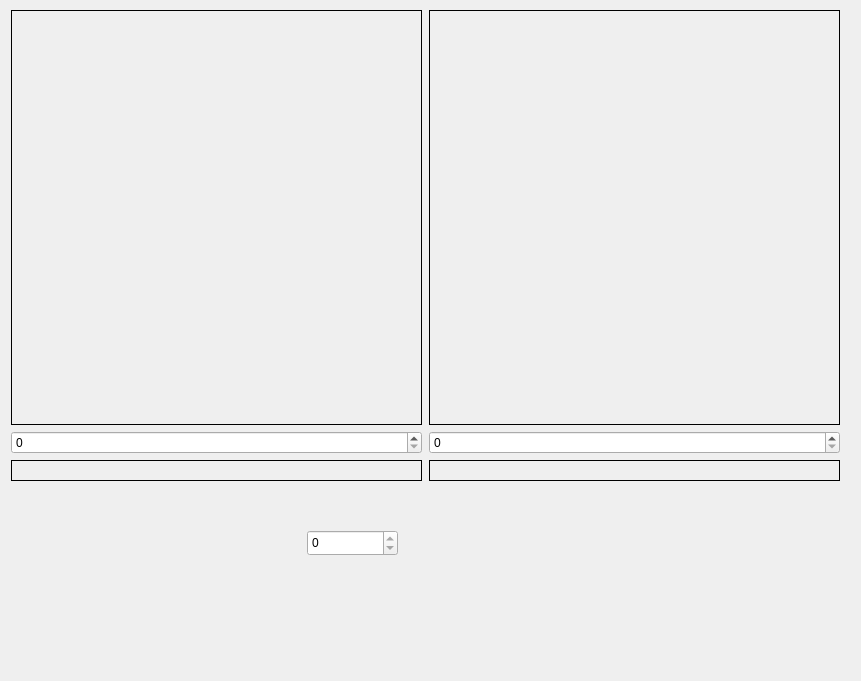
First picture: the form in StereoVision/widgetsettings.ui, repository dzikipasterz/StareoVision, before the edit.
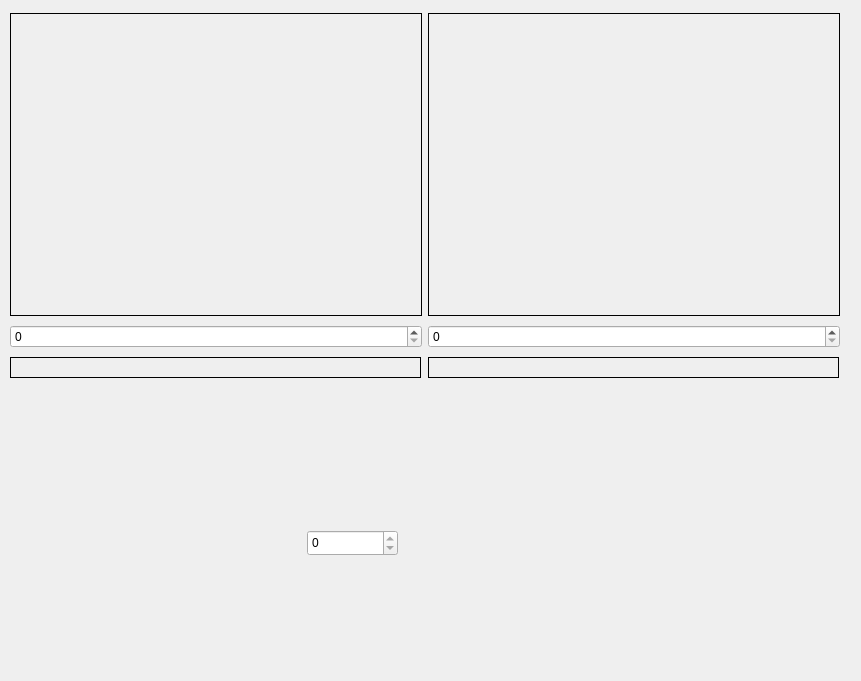
Second picture: the form after the edit.

Commit message: ui poprawione, praca w toku

Patch:
```diff
--- a/StereoVision/widgetsettings.ui
+++ b/StereoVision/widgetsettings.ui
@@ -30,8 +30,8 @@
     <rect>
      <x>10</x>
      <y>10</y>
-     <width>831</width>
-     <height>471</height>
+     <width>832</width>
+     <height>371</height>
     </rect>
    </property>
    <layout class="QGridLayout" name="gridLayout">
@@ -91,6 +91,18 @@
     </item>
     <item row="0" column="1">
      <widget class="QLabel" name="rightCamera">
+      <property name="minimumSize">
+       <size>
+        <width>412</width>
+        <height>303</height>
+       </size>
+      </property>
+      <property name="maximumSize">
+       <size>
+        <width>412</width>
+        <height>303</height>
+       </size>
+      </property>
       <property name="frameShape">
        <enum>QFrame::Box</enum>
       </property>
@@ -101,6 +113,18 @@
     </item>
     <item row="0" column="0">
      <widget class="QLabel" name="leftCamera">
+      <property name="minimumSize">
+       <size>
+        <width>412</width>
+        <height>303</height>
+       </size>
+      </property>
+      <property name="maximumSize">
+       <size>
+        <width>412</width>
+        <height>303</height>
+       </size>
+      </property>
       <property name="frameShape">
        <enum>QFrame::Box</enum>
       </property>
```
The commit also changes 5 other files.
